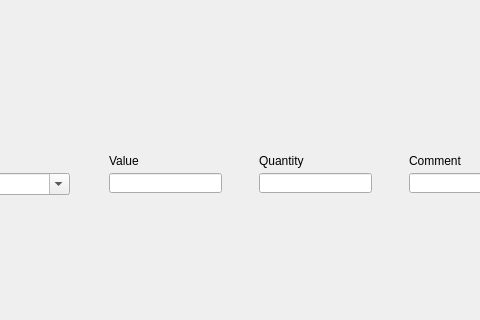
tradebrse/MEX_Client, file mex_main.ui: the form before one commit; both pictures show x 321 to 801 and y 516 to 836 of the 1444 by 836 pixel window.
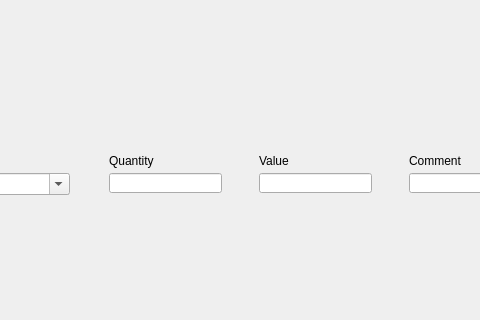
The form after the commit.

Patch:
```diff
--- a/mex_main.ui
+++ b/mex_main.ui
@@ -97,7 +97,7 @@
    <widget class="QLineEdit" name="edtQuantity">
     <property name="geometry">
      <rect>
-      <x>580</x>
+      <x>430</x>
       <y>670</y>
       <width>113</width>
       <height>20</height>
@@ -298,7 +298,7 @@
    <widget class="QLabel" name="lblQuantity">
     <property name="geometry">
      <rect>
-      <x>580</x>
+      <x>430</x>
       <y>650</y>
       <width>71</width>
       <height>16</height>
@@ -350,7 +350,7 @@
    <widget class="QLineEdit" name="edtValue">
     <property name="geometry">
      <rect>
-      <x>430</x>
+      <x>580</x>
       <y>670</y>
       <width>113</width>
       <height>20</height>
@@ -389,7 +389,7 @@
    <widget class="QLabel" name="lblValue">
     <property name="geometry">
      <rect>
-      <x>430</x>
+      <x>580</x>
       <y>650</y>
       <width>71</width>
       <height>16</height>
```
Left out of the diff: 16 changed lines with no effect on the pictures.
